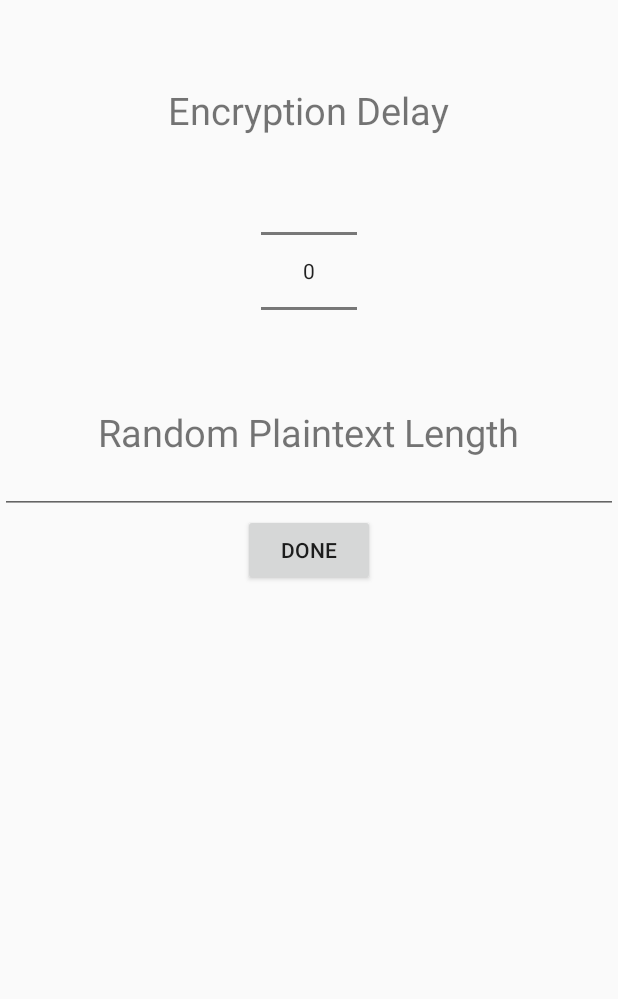
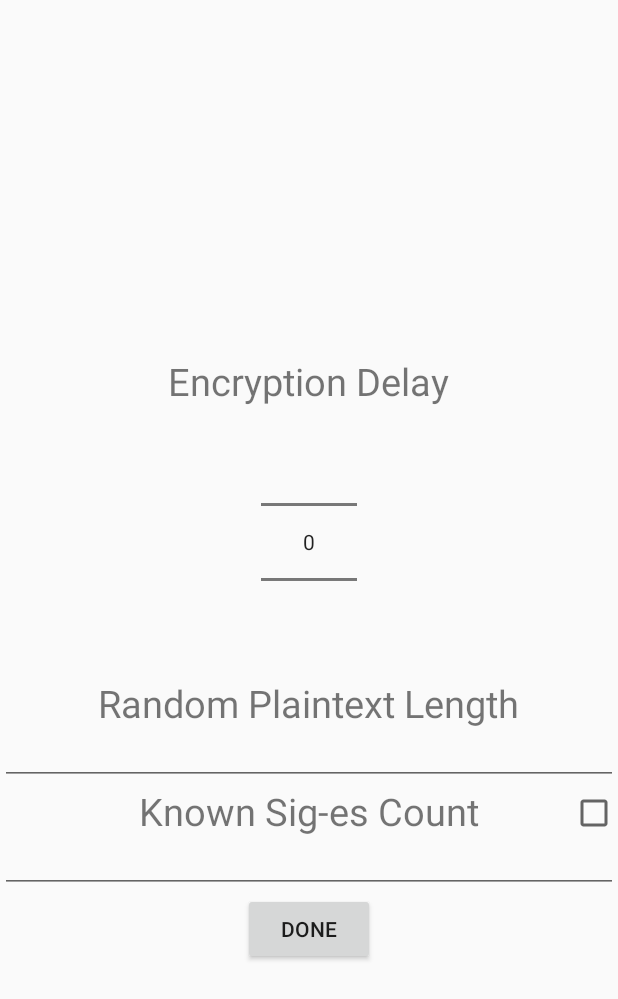
Before and after one commit to lagital/SCAMining, an Android app: the layout activity_settings.xml on its own in the app's theme, with its tools: preview values and no code run, on a phone screen of 412 x 824 dp. Shown: the top 999 px of the screen. Run offline under Robolectric (Android 15) with nearby library versions, the phone set to English and light mode, and no system bars.

Commit message:
Settings changes
+ добавлена возможность добавления в трейс известных сигнатур
(количество задается вручную) перед шифрованием с рандомными текстами /
ключами.
+ поправлен баг с иконками

```diff
--- a/android/SCAsandbox/app/src/main/AndroidManifest.xml
+++ b/android/SCAsandbox/app/src/main/AndroidManifest.xml
@@ -27,8 +27,6 @@
             android:label="@string/app_name"
             android:theme="@style/AppTheme.NoActionBar">
             <intent-filter>
-                <action android:name="android.intent.action.MAIN" />
-
                 <category android:name="android.intent.category.LAUNCHER" />
             </intent-filter>
         </activity>
--- a/android/SCAsandbox/app/src/main/res/layout/activity_settings.xml
+++ b/android/SCAsandbox/app/src/main/res/layout/activity_settings.xml
@@ -1,9 +1,13 @@
 <?xml version="1.0" encoding="utf-8"?>
+<ScrollView
+    android:layout_height="match_parent"
+    android:layout_width="match_parent"
+    xmlns:android="http://schemas.android.com/apk/res/android">
     <LinearLayout xmlns:android="http://schemas.android.com/apk/res/android"
         xmlns:app="http://schemas.android.com/apk/res-auto"
         android:orientation="vertical"
         android:layout_width="match_parent"
-    android:layout_height="match_parent"
+        android:layout_height="wrap_content"
         android:layout_gravity="center">
 
         <android.support.v7.widget.Toolbar
@@ -48,8 +52,41 @@
             <EditText
                 android:layout_width="match_parent"
                 android:layout_height="wrap_content"
-            android:numeric="integer"
+                android:inputType="number"
+                android:textAlignment="center"
                 android:id="@+id/plaintext_length_input_window"
+                android:textSize="@dimen/input_text_height"/>
+
+
+            <RelativeLayout
+                android:layout_width="match_parent"
+                android:layout_height="wrap_content"
+                android:orientation="horizontal">
+
+                <TextView
+                android:layout_width="wrap_content"
+                android:layout_height="match_parent"
+                android:id="@+id/known_signature_count_input"
+                android:text="@string/known_signature_count_input"
+                android:visibility="visible"
+                android:textSize="@dimen/text_height"
+                android:layout_centerHorizontal="true" />
+
+                <CheckBox
+                    android:layout_width="wrap_content"
+                    android:layout_height="match_parent"
+                    android:id="@+id/known_signature_flag"
+                    android:layout_alignParentBottom="true"
+                    android:layout_alignParentEnd="true" />
+
+            </RelativeLayout>
+
+                <EditText
+                    android:layout_width="match_parent"
+                    android:layout_height="wrap_content"
+                    android:inputType="number"
+                    android:textAlignment="center"
+                    android:id="@+id/known_signature_count_input_window"
                     android:textSize="@dimen/input_text_height"/>
 
         </LinearLayout>
@@ -63,3 +100,4 @@
             android:visibility="visible"/>
 
     </LinearLayout>
+</ScrollView>
--- a/android/SCAsandbox/app/src/main/res/values/strings.xml
+++ b/android/SCAsandbox/app/src/main/res/values/strings.xml
@@ -9,5 +9,6 @@
     <!-->on Settings Activity</-->
     <string name="settings_delay_title">Encryption Delay</string>
     <string name="plaintext_length_input_title">Random Plaintext Length</string>
+    <string name="known_signature_count_input">Known Sig-es Count</string>
     <string name="settings_ok_button">Done</string>
 </resources>
```
Also changed, not shown: android/SCAsandbox/app/src/main/java/com/domain/pborisenko/scasandbox/AsyncEncryption.java (+19 -2 lines), android/SCAsandbox/app/src/main/java/com/domain/pborisenko/scasandbox/SettingsActivity.java (+12 -0 lines), 1 other file. Lines whose indentation alone changed are shown as unchanged.
